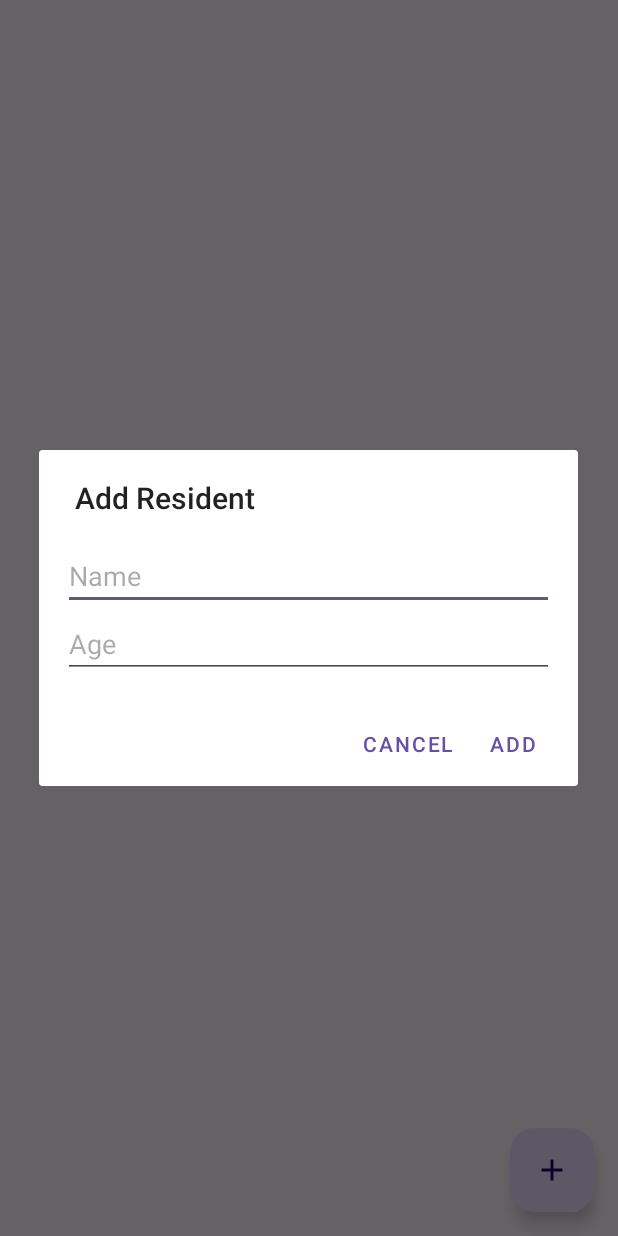
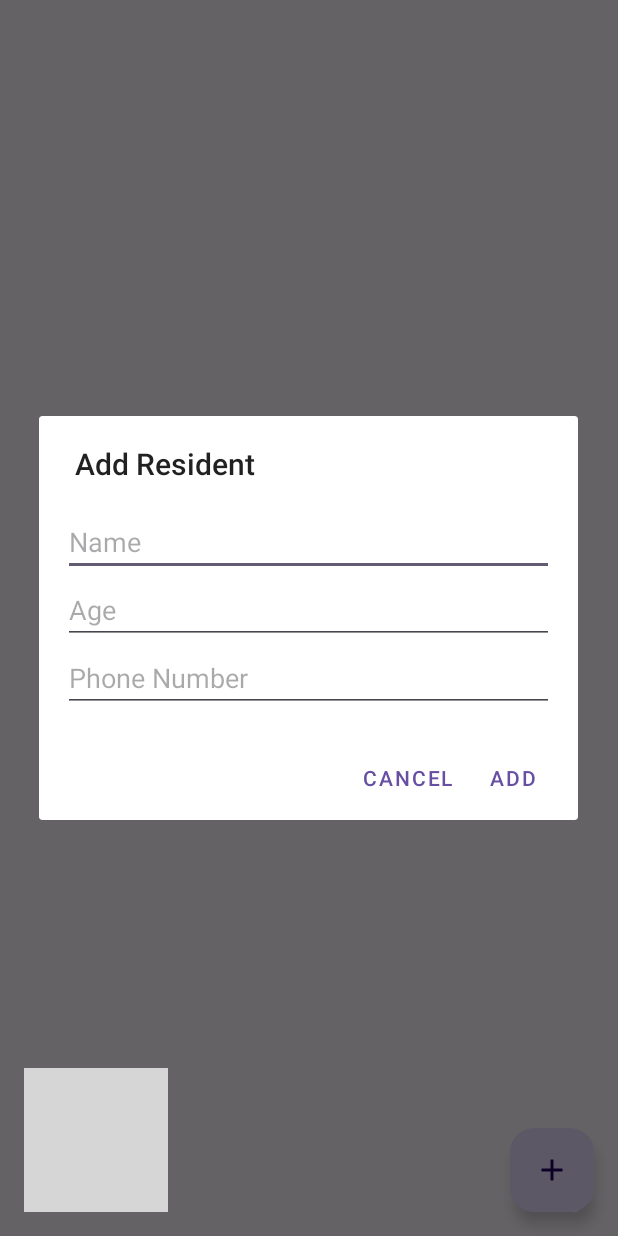
Before and after one commit to johntheajs/residence_app, an Android app: the ResidentsActivity screen opened directly, with no data from a screen before it, after a tap on an icon or button, on a phone screen of 412 x 824 dp. Run offline under Robolectric (Android 15) with nearby library versions, the phone set to English and light mode, and no system bars; grey boxes are pictures that could not be loaded.

Commit message:
4b-partial

```diff
--- a/app/src/main/AndroidManifest.xml
+++ b/app/src/main/AndroidManifest.xml
@@ -13,6 +13,7 @@
     <uses-permission android:name="android.permission.ACCESS_COARSE_LOCATION" />
     <uses-permission android:name="android.permission.WRITE_EXTERNAL_STORAGE" />
     <uses-permission android:name="android.permission.CAMERA" />
+    <uses-permission android:name="android.permission.SEND_SMS" />
 
 
 
--- a/app/src/main/java/com/example/myapplication/MainActivity.java
+++ b/app/src/main/java/com/example/myapplication/MainActivity.java
@@ -196,7 +196,10 @@ public class MainActivity extends AppCompatActivity {
         } else if(id == R.id.action_residence) {
             showToast("MyResidence");
         } else if(id == R.id.action_announcement) {
-            showToast("Residence Announcements!!");
+            Intent intent = new Intent(MainActivity.this, ResidentsActivity.class);
+            intent.putExtra("send_group_message", true); // Pass the flag
+            startActivity(intent);
+            return true;
         } else if(id == R.id.action_settings) {
             // Start the settings activity
             Intent intent = new Intent(MainActivity.this, SettingsActivity.class);
--- a/app/src/main/java/com/example/myapplication/ResidentsActivity.java
+++ b/app/src/main/java/com/example/myapplication/ResidentsActivity.java
@@ -1,15 +1,14 @@
 package com.example.myapplication;
-
-import static com.example.myapplication.SettingsActivity.DARK_MODE_KEY;
-import static com.example.myapplication.SettingsActivity.PREFS_NAME;
 
 import android.app.AlertDialog;
 import android.content.DialogInterface;
-import android.content.SharedPreferences;
+import android.content.Intent;
+import android.net.Uri;
 import android.os.Bundle;
 import android.view.LayoutInflater;
 import android.view.View;
 import android.widget.EditText;
+import android.widget.ImageView;
 import android.widget.Toast;
 
 import androidx.appcompat.app.AppCompatActivity;
@@ -20,8 +19,6 @@ import com.google.android.material.floatingactionbutton.FloatingActionButton;
 
 import java.util.List;
 
-
-// ResidentsActivity.java
 public class ResidentsActivity extends AppCompatActivity {
 
     private ResidentsDatabaseHelper databaseHelper;
@@ -35,20 +32,43 @@ public class ResidentsActivity extends AppCompatActivity {
 
         databaseHelper = new ResidentsDatabaseHelper(this);
 
+        ImageView announcementIcon = findViewById(R.id.announcement_icon);
+        announcementIcon.setOnClickListener(new View.OnClickListener() {
+            @Override
+            public void onClick(View v) {
+                sendGroupMessage();
+            }
+        });
+
         recyclerView = findViewById(R.id.recyclerViewResidents);
         recyclerView.setLayoutManager(new LinearLayoutManager(this));
-        adapter = new ResidentsAdapter(getAllResidents(), this); // Pass the context
+        adapter = new ResidentsAdapter(getAllResidents(), this);
         recyclerView.setAdapter(adapter);
 
         FloatingActionButton fabAdd = findViewById(R.id.fab_add);
         fabAdd.setOnClickListener(new View.OnClickListener() {
             @Override
             public void onClick(View v) {
-                // Open dialog to add new resident
                 showAddResidentDialog();
             }
         });
     }
+
+    private void sendGroupMessage() {
+        ResidentsDatabaseHelper databaseHelper = new ResidentsDatabaseHelper(this);
+        List<String> phoneNumbers = databaseHelper.getAllPhoneNumbers();
+
+        StringBuilder recipients = new StringBuilder();
+        for (String phoneNumber : phoneNumbers) {
+            recipients.append(phoneNumber).append(";");
+        }
+
+        Intent intent = new Intent(Intent.ACTION_SENDTO);
+        intent.setData(Uri.parse("smsto:" + recipients.toString()));
+        startActivity(intent);
+    }
+
+
 
 
     private void showAddResidentDialog() {
@@ -58,6 +78,7 @@ public class ResidentsActivity extends AppCompatActivity {
         View view = LayoutInflater.from(this).inflate(R.layout.dialog_add_resident, null);
         final EditText editTextName = view.findViewById(R.id.editTextName);
         final EditText editTextAge = view.findViewById(R.id.editTextAge);
+        final EditText editTextPhoneNumber = view.findViewById(R.id.editTextPhoneNumber); // Added
 
         builder.setView(view);
 
@@ -66,7 +87,8 @@ public class ResidentsActivity extends AppCompatActivity {
             public void onClick(DialogInterface dialog, int which) {
                 String name = editTextName.getText().toString().trim();
                 int age = Integer.parseInt(editTextAge.getText().toString().trim());
-                long id = databaseHelper.addResident(new Resident(0, name, age));
+                String phoneNumber = editTextPhoneNumber.getText().toString().trim(); // Added
+                long id = databaseHelper.addResident(new Resident(0, name, age, phoneNumber)); // Updated
                 if (id != -1) {
                     Toast.makeText(ResidentsActivity.this, "Resident added with ID: " + id, Toast.LENGTH_SHORT).show();
                     adapter.setResidents(getAllResidents());
--- a/app/src/main/res/layout/activity_residents.xml
+++ b/app/src/main/res/layout/activity_residents.xml
@@ -5,8 +5,7 @@
     android:layout_width="match_parent"
     android:layout_height="match_parent"
     tools:context=".ResidentsActivity"
-    android:background="?android:attr/windowBackground"
-    >
+    android:background="?android:attr/windowBackground">
 
     <androidx.recyclerview.widget.RecyclerView
         android:id="@+id/recyclerViewResidents"
@@ -29,4 +28,16 @@
         app:layout_anchor="@id/recyclerViewResidents"
         app:layout_anchorGravity="bottom|end" />
 
+    <ImageView
+        android:id="@+id/announcement_icon"
+        android:layout_width="wrap_content"
+        android:layout_height="wrap_content"
+        android:layout_alignParentStart="true"
+        android:layout_alignParentBottom="true"
+        android:layout_marginStart="16dp"
+        android:layout_marginBottom="16dp"
+        android:src="@drawable/ic_announcement"
+        android:contentDescription="@string/announcement_icon_description"
+        android:onClick="onAnnouncementIconClicked" />
+
 </RelativeLayout>
--- a/app/src/main/res/layout/dialog_add_resident.xml
+++ b/app/src/main/res/layout/dialog_add_resident.xml
@@ -18,4 +18,11 @@
         android:hint="Age"
         android:inputType="number" />
 
+    <EditText
+        android:id="@+id/editTextPhoneNumber"
+        android:layout_width="match_parent"
+        android:layout_height="wrap_content"
+        android:hint="Phone Number"
+        android:inputType="phone" />
+
 </LinearLayout>
--- a/app/src/main/res/values/strings.xml
+++ b/app/src/main/res/values/strings.xml
@@ -12,6 +12,7 @@
     <string name="nextButton">Open MyResidence Services</string>
     <string name="nextButton2">Locate MyResidence</string>
     <string name="popupButton">Join MyResidence</string>
+    <string name="announcement_icon_description">Announcement</string>
     <string-array name="customer_care_options">
         <item>Customer Care 1</item>
         <item>Customer Care 2</item>
```
Also changed, not shown: app/src/main/java/com/example/myapplication/Resident.java (+11 -1 lines), app/src/main/java/com/example/myapplication/ResidentsAdapter.java (+7 -1 lines), app/src/main/java/com/example/myapplication/ResidentsDatabaseHelper.java (+28 -3 lines), app/src/main/res/layout/item_resident.xml (+8 -0 lines).
